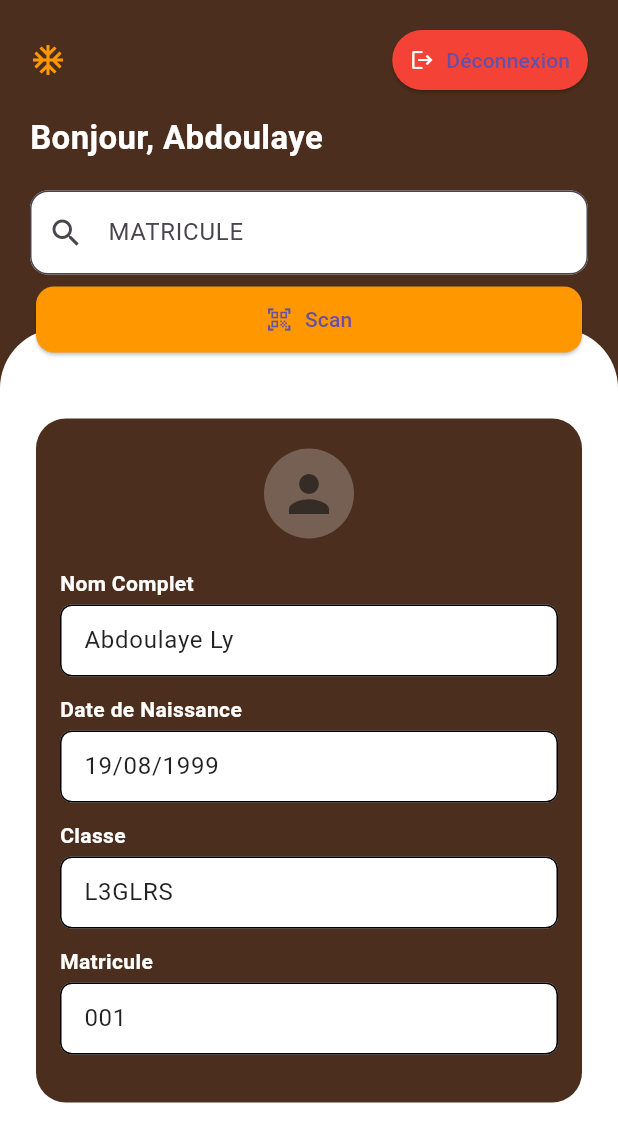
After one commit to SouleymaneFall2004/frontend_flutter, a Flutter app: the DetailEtudiantView screen opened by its route, on a phone screen of 412 x 824 dp. The commit adds this screen. Shown: the top 1142 px of the screen. Run offline on Flutter 3.47's test engine with Material 3 defaults, Android fonts, the phone set to English and light mode, and no system bars; our stand-ins replace get.

Commit message:
Scuffed merge.

```diff
--- a/lib/app/modules/connexion/controllers/connexion_controller.dart
+++ b/lib/app/modules/connexion/controllers/connexion_controller.dart
@@ -2,6 +2,7 @@ import 'dart:convert';
 import 'package:get/get.dart';
 import 'package:http/http.dart' as http;
 import '../../accueil/views/accueil_view.dart';
+import '../../pointage/views/pointage_view.dart';
 
 class ConnexionController extends GetxController {
   final isLoading = false.obs;
@@ -23,9 +24,9 @@ class ConnexionController extends GetxController {
     if (response.statusCode == 200) {
       final data = jsonDecode(response.body);
       if (data['user'] != null /* && data['user']['role'] == 'etudiant' */) {
-        Get.offAll(() => const AccueilView());
+        Get.offAll(() => const PointageView());
       } else {
-        messageErreur.value = 'Ce compte n\'est pas un étudiant';
+        Get.offAll(() => const PointageView());
       }
     } else {
       try {
--- /dev/null
+++ b/lib/app/modules/detail_etudiant/views/detail_etudiant_view.dart
@@ -0,0 +1,177 @@
+import 'package:flutter/material.dart';
+import 'package:get/get.dart';
+import '../../../routes/app_pages.dart';
+import '../controllers/detail_etudiant_controller.dart';
+import '/utils/const.dart';
+
+class DetailEtudiantView extends GetView<DetailEtudiantController> {
+  const DetailEtudiantView({super.key});
+
+  @override
+  Widget build(BuildContext context) {
+    return Scaffold(
+      backgroundColor: AppColors.primary,
+      body: SafeArea(
+        child: Column(
+          children: [
+            // Bloc marron haut
+            Padding(
+              padding: const EdgeInsets.symmetric(horizontal: 20.0, vertical: 16),
+              child: Column(
+                crossAxisAlignment: CrossAxisAlignment.start,
+                children: [
+                  Row(
+                    mainAxisAlignment: MainAxisAlignment.spaceBetween,
+                    children: [
+                      const Icon(Icons.ac_unit, color: Colors.orange),
+                      ElevatedButton.icon(
+                        onPressed: () => Get.offAllNamed(Routes.CONNEXION),
+                        icon: const Icon(Icons.logout, color: Colors.white, size: 16),
+                        label: const Text("Déconnexion"),
+                        style: ElevatedButton.styleFrom(
+                          backgroundColor: Colors.red,
+                          shape: const StadiumBorder(),
+                          padding: const EdgeInsets.symmetric(horizontal: 12, vertical: 8),
+                        ),
+                      ),
+                    ],
+                  ),
+                  const SizedBox(height: 12),
+                  const Text(
+                    "Bonjour, Abdoulaye",
+                    style: TextStyle(
+                      color: Colors.white,
+                      fontSize: 22,
+                      fontWeight: FontWeight.bold,
+                    ),
+                  ),
+                  const SizedBox(height: 4),
+                  /*
+                  Text(
+                    DateTime.now(),
+                    style: const TextStyle(color: Colors.white70),
+                  ),
+                  */
+                  const SizedBox(height: 16),
+                  TextField(
+                    decoration: InputDecoration(
+                      hintText: "MATRICULE",
+                      prefixIcon: const Icon(Icons.search),
+                      filled: true,
+                      fillColor: Colors.white,
+                      border: OutlineInputBorder(
+                        borderRadius: BorderRadius.circular(12),
+                      ),
+                    ),
+                  ),
+                  const SizedBox(height: 20),
+                ],
+              ),
+            ),
+
+            Expanded(
+              child: Stack(
+                clipBehavior: Clip.none,
+                children: [
+                  Container(
+                    width: double.infinity,
+                    decoration: const BoxDecoration(
+                      color: AppColors.background,
+                      borderRadius: BorderRadius.only(
+                        topLeft: Radius.circular(40),
+                        topRight: Radius.circular(40),
+                      ),
+                    ),
+                    padding: const EdgeInsets.only(top: 60),
+                    child: Column(
+                      children: [
+                        Container(
+                          margin: const EdgeInsets.symmetric(horizontal: 24),
+                          padding: const EdgeInsets.symmetric(horizontal: 16, vertical: 20),
+                          decoration: BoxDecoration(
+                            color: AppColors.primary,
+                            borderRadius: BorderRadius.circular(20),
+                          ),
+                          child: Column(
+                            children: [
+                              const CircleAvatar(
+                                radius: 30,
+                                backgroundColor: Colors.white24,
+                                child: Icon(Icons.person, color: Colors.black54, size: 40),
+                              ),
+                              const SizedBox(height: 20),
+                              _buildInfoField("Nom Complet", "Abdoulaye Ly"),
+                              _buildInfoField("Date de Naissance", "19/08/1999"),
+                              _buildInfoField("Classe", "L3GLRS"),
+                              _buildInfoField("Matricule", "001"),
+                            ],
+                          ),
+                        ),
+                      ],
+                    ),
+                  ),
+
+                  Positioned(
+                    top: -30,
+                    left: 24,
+                    right: 24,
+                    child: SizedBox(
+                      width: double.infinity,
+                      child: ElevatedButton.icon(
+                        onPressed: () {
+                          Get.offAllNamed(Routes.POINTAGE);
+                        },
+                        icon: const Icon(Icons.qr_code_scanner),
+                        label: const Text("Scan", style: TextStyle(fontSize: 14)),
+                        style: ElevatedButton.styleFrom(
+                          backgroundColor: AppColors.accent,
+                          shape: RoundedRectangleBorder(
+                            borderRadius: BorderRadius.circular(12),
+                          ),
+                          padding: const EdgeInsets.symmetric(vertical: 12),
+                        ),
+                      ),
+                    ),
+                  ),
+                ],
+              ),
+            ),
+          ],
+        ),
+      ),
+    );
+  }
+
+  Widget _buildInfoField(String label, String value) {
+    return Padding(
+      padding: const EdgeInsets.only(bottom: 12),
+      child: Column(
+        crossAxisAlignment: CrossAxisAlignment.start,
+        children: [
+          Text(label,
+              style: const TextStyle(
+                color: Colors.white,
+                fontWeight: FontWeight.w600,
+              )),
+          const SizedBox(height: 4),
+          TextField(
+            enabled: false,
+            controller: TextEditingController(text: value),
+            style: const TextStyle(color: Colors.black87),
+            decoration: InputDecoration(
+              filled: true,
+              fillColor: Colors.white,
+              contentPadding: const EdgeInsets.symmetric(horizontal: 12, vertical: 12),
+              border: OutlineInputBorder(
+                borderRadius: BorderRadius.circular(8),
+              ),
+              disabledBorder: OutlineInputBorder(
+                borderRadius: BorderRadius.circular(8),
+              ),
+            ),
+          ),
+        ],
+      ),
+    );
+  }
+}
--- a/lib/app/routes/app_pages.dart
+++ b/lib/app/routes/app_pages.dart
@@ -6,8 +6,12 @@ import '../modules/connexion/bindings/connexion_binding.dart';
 import '../modules/connexion/views/connexion_view.dart';
 import '../modules/detail_absence/bindings/detail_absence_binding.dart';
 import '../modules/detail_absence/views/detail_absence_view.dart';
+import '../modules/detail_etudiant/bindings/detail_etudiant_binding.dart';
+import '../modules/detail_etudiant/views/detail_etudiant_view.dart';
 import '../modules/liste_absence/bindings/liste_absence_binding.dart';
 import '../modules/liste_absence/views/liste_absence_view.dart';
+import '../modules/pointage/bindings/pointage_binding.dart';
+import '../modules/pointage/views/pointage_view.dart';
 
 part 'app_routes.dart';
 
@@ -37,5 +41,15 @@ class AppPages {
       page: () => const DetailAbsenceView(),
       binding: DetailAbsenceBinding(),
     ),
+    GetPage(
+      name: _Paths.POINTAGE,
+      page: () => const PointageView(),
+      binding: PointageBinding(),
+    ),
+    GetPage(
+      name: _Paths.DETAIL_ETUDIANT,
+      page: () => const DetailEtudiantView(),
+      binding: DetailEtudiantBinding(),
+    ),
   ];
 }
--- a/lib/app/routes/app_routes.dart
+++ b/lib/app/routes/app_routes.dart
@@ -7,6 +7,8 @@ abstract class Routes {
   static const ACCUEIL = _Paths.ACCUEIL;
   static const CONNEXION = _Paths.CONNEXION;
   static const DETAIL_ABSENCE = _Paths.DETAIL_ABSENCE;
+  static const POINTAGE = _Paths.POINTAGE;
+  static const DETAIL_ETUDIANT = _Paths.DETAIL_ETUDIANT;
 }
 
 abstract class _Paths {
@@ -15,4 +17,6 @@ abstract class _Paths {
   static const ACCUEIL = '/accueil';
   static const CONNEXION = '/connexion';
   static const DETAIL_ABSENCE = '/detail-absence';
+  static const POINTAGE = '/pointage';
+  static const DETAIL_ETUDIANT = '/detail-etudiant';
 }
--- /dev/null
+++ b/lib/utils/const.dart
@@ -0,0 +1,10 @@
+import 'package:flutter/material.dart';
+
+class AppColors {
+  static const Color primary = Color(0xFF4B2E1D);      // Marron ISM
+  static const Color accent = Colors.orange;           // Orange ISM
+  static const Color background = Colors.white;
+  static const Color error = Colors.red;
+  static const Color textDark = Colors.black87;
+  static const Color textLight = Colors.white;
+}
```
Also changed, not shown: lib/app/modules/detail_etudiant/bindings/detail_etudiant_binding.dart (added, +12 -0 lines), lib/app/modules/detail_etudiant/controllers/detail_etudiant_controller.dart (added, +23 -0 lines), lib/app/modules/pointage/bindings/pointage_binding.dart (added, +12 -0 lines), lib/app/modules/pointage/controllers/pointage_controller.dart (added, +23 -0 lines), lib/app/modules/pointage/views/pointage_view.dart (added, +164 -0 lines).
